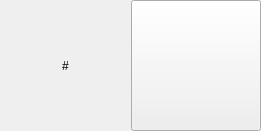
Before: the Qt Designer form src/PlayListItemStatusWidget.ui in ModPlugPlayer/PlayListWidget, drawn with Qt 5.
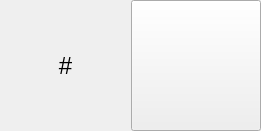
After: the same form once the commit is applied.

Diff of the .ui file:
```diff
--- a/src/PlayListItemStatusWidget.ui
+++ b/src/PlayListItemStatusWidget.ui
@@ -43,6 +43,11 @@
        <verstretch>0</verstretch>
       </sizepolicy>
      </property>
+     <property name="font">
+      <font>
+       <pointsize>18</pointsize>
+      </font>
+     </property>
      <property name="text">
       <string>#</string>
      </property>
```
